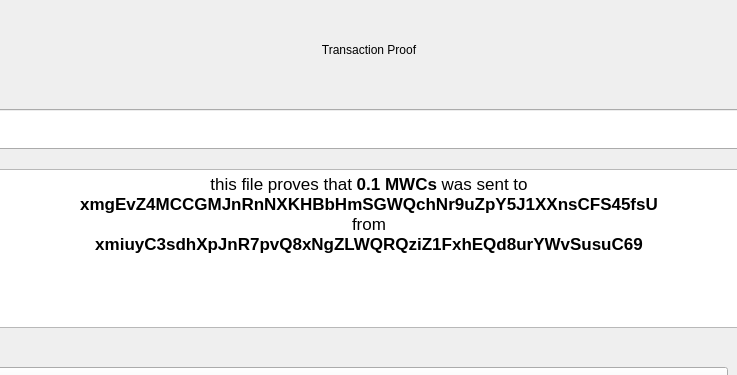
Before: the Qt Designer form dialogs_desktop/e_showproofdlg.ui in mwcproject/mwc-qt-wallet, drawn with Qt 5; both pictures show x 156 to 893 and y 0 to 375 of the 1050 by 767 pixel window.
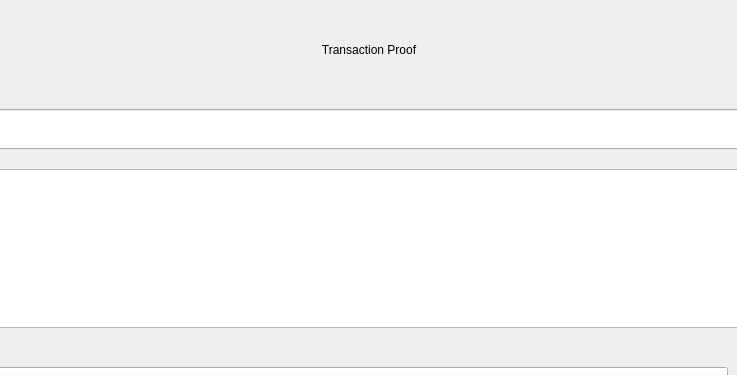
After: the same form once the commit is applied. Custom widgets are drawn as their Qt base class.

```diff
--- a/dialogs_desktop/e_showproofdlg.ui
+++ b/dialogs_desktop/e_showproofdlg.ui
@@ -87,14 +87,7 @@
       <bool>true</bool>
      </property>
      <property name="html">
-      <string>&lt;!DOCTYPE HTML PUBLIC &quot;-//W3C//DTD HTML 4.0//EN&quot; &quot;http://www.w3.org/TR/REC-html40/strict.dtd&quot;&gt;
-&lt;html&gt;&lt;head&gt;&lt;meta name=&quot;qrichtext&quot; content=&quot;1&quot; /&gt;&lt;meta charset=&quot;utf-8&quot; /&gt;&lt;style type=&quot;text/css&quot;&gt;
-p, li { white-space: pre-wrap; }
-hr { height: 1px; border-width: 0; }
-li.unchecked::marker { content: &quot;\2610&quot;; }
-li.checked::marker { content: &quot;\2612&quot;; }
-&lt;/style&gt;&lt;/head&gt;&lt;body style=&quot; font-family:'.AppleSystemUIFont'; font-size:13pt; font-weight:400; font-style:normal;&quot;&gt;
-&lt;p align=&quot;center&quot; style=&quot; margin-top:12px; margin-bottom:12px; margin-left:0px; margin-right:0px; -qt-block-indent:0; text-indent:0px;&quot;&gt;&lt;span style=&quot; font-family:'.SF NS Text';&quot;&gt;this file proves that &lt;/span&gt;&lt;span style=&quot; font-family:'.SF NS Text'; font-weight:600;&quot;&gt;0.1 MWCs&lt;/span&gt;&lt;span style=&quot; font-family:'.SF NS Text';&quot;&gt; was sent to&lt;br /&gt;&lt;/span&gt;&lt;span style=&quot; font-family:'.SF NS Text'; font-weight:600;&quot;&gt;xmgEvZ4MCCGMJnRnNXKHBbHmSGWQchNr9uZpY5J1XXnsCFS45fsU&lt;/span&gt;&lt;span style=&quot; font-family:'.SF NS Text';&quot;&gt;&lt;br /&gt;from &lt;br /&gt;&lt;/span&gt;&lt;span style=&quot; font-family:'.SF NS Text'; font-weight:600;&quot;&gt;xmiuyC3sdhXpJnR7pvQ8xNgZLWQRQziZ1FxhEQd8urYWvSusuC69&lt;/span&gt;&lt;/p&gt;&lt;/body&gt;&lt;/html&gt;</string>
+      <string></string>
      </property>
     </widget>
    </item>
```
Left out of the diff: 9 changed lines with no effect on the pictures.
